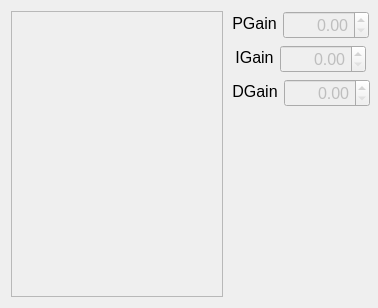
First picture: the form in src/Window_GalilMotionController/widget_profile_display.ui, repository dmherrington/ECM-Control-System, before the edit.
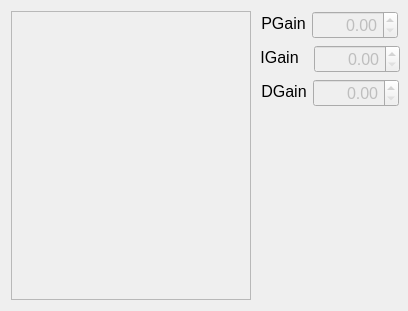
Second picture: the form after the edit.

Commit message: Updates to rendering profiles in the test GUI.

What changed in the file:
```diff
--- a/src/Window_GalilMotionController/widget_profile_display.ui
+++ b/src/Window_GalilMotionController/widget_profile_display.ui
@@ -6,16 +6,34 @@
    <rect>
     <x>0</x>
     <y>0</y>
-    <width>378</width>
-    <height>308</height>
+    <width>408</width>
+    <height>311</height>
    </rect>
   </property>
+  <property name="sizePolicy">
+   <sizepolicy hsizetype="Fixed" vsizetype="Fixed">
+    <horstretch>0</horstretch>
+    <verstretch>0</verstretch>
+   </sizepolicy>
+  </property>
   <property name="windowTitle">
    <string>Form</string>
   </property>
   <layout class="QGridLayout" name="gridLayout_2">
    <item row="0" column="0" rowspan="2">
     <widget class="QScrollArea" name="scrollArea">
+     <property name="sizePolicy">
+      <sizepolicy hsizetype="MinimumExpanding" vsizetype="MinimumExpanding">
+       <horstretch>0</horstretch>
+       <verstretch>0</verstretch>
+      </sizepolicy>
+     </property>
+     <property name="minimumSize">
+      <size>
+       <width>240</width>
+       <height>0</height>
+      </size>
+     </property>
      <property name="widgetResizable">
       <bool>true</bool>
      </property>
@@ -24,10 +42,16 @@
        <rect>
         <x>0</x>
         <y>0</y>
-        <width>213</width>
-        <height>288</height>
+        <width>238</width>
+        <height>291</height>
        </rect>
       </property>
+      <property name="sizePolicy">
+       <sizepolicy hsizetype="MinimumExpanding" vsizetype="MinimumExpanding">
+        <horstretch>0</horstretch>
+        <verstretch>0</verstretch>
+       </sizepolicy>
+      </property>
       <layout class="QGridLayout" name="gridLayout">
        <item row="0" column="0">
         <layout class="QVBoxLayout" name="verticalLayout_Variables"/>
@@ -124,7 +148,7 @@
           </font>
          </property>
          <property name="text">
-          <string>IGain</string>
+          <string>IGain  </string>
          </property>
          <property name="alignment">
           <set>Qt::AlignCenter</set>
```
Left out of the diff: 11 changed lines with no effect on the pictures. The commit also changes 25 other files.
